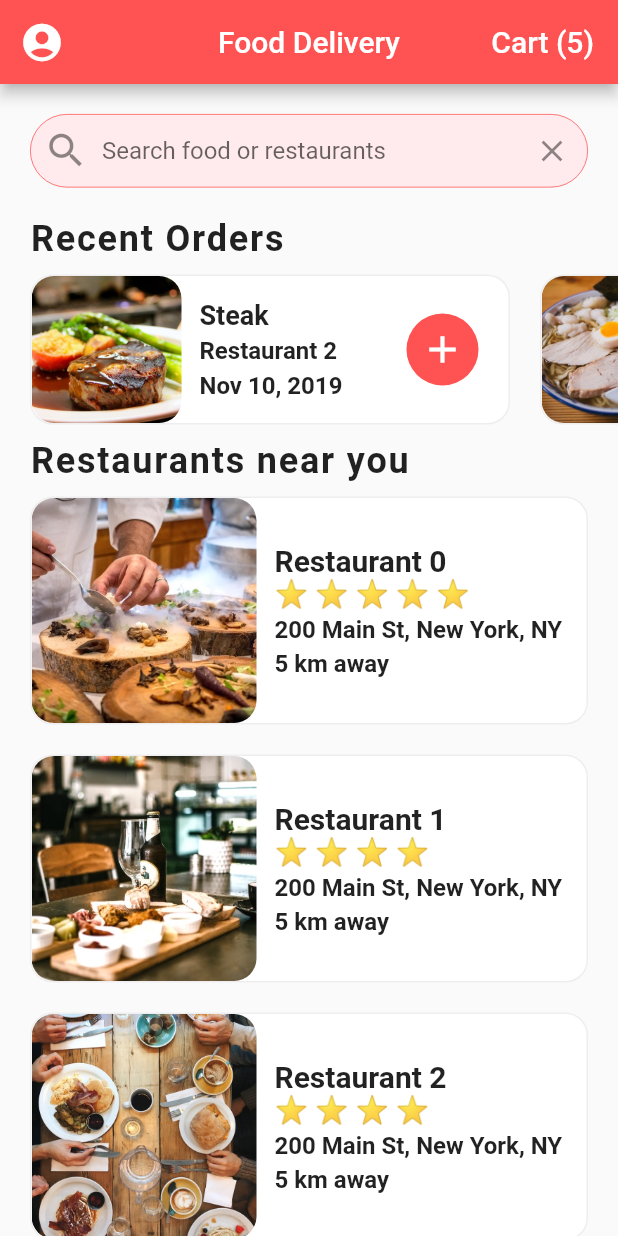
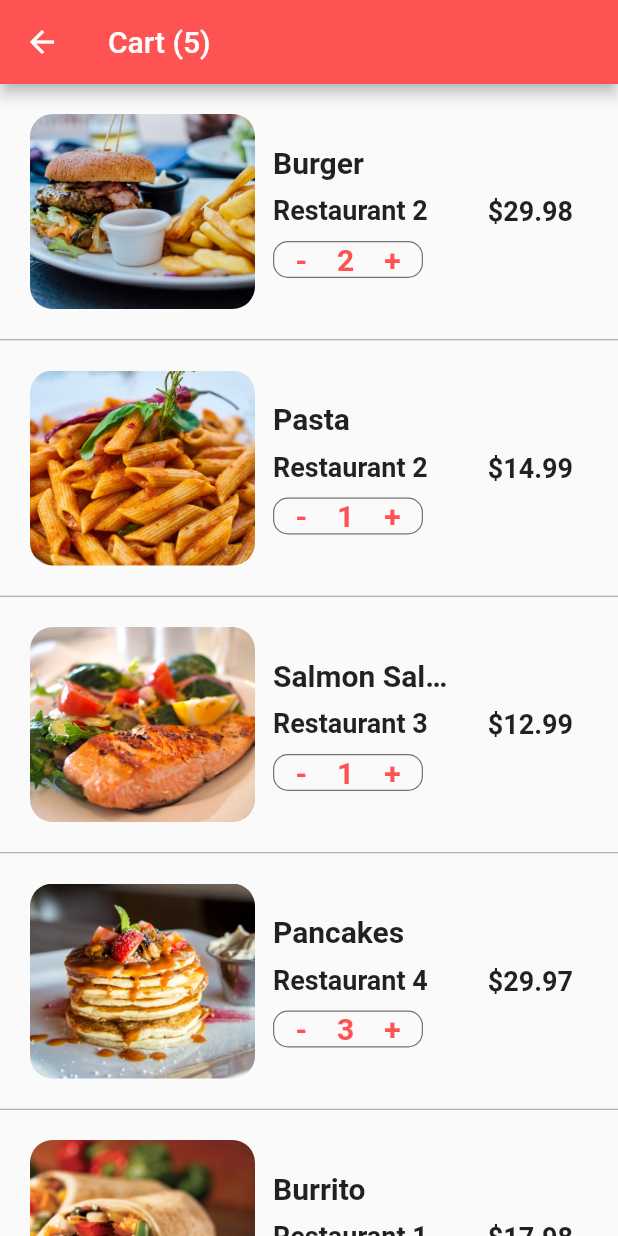
Before and after one commit to k2maan/FoodDeliveryUIFlutter, a Flutter app: the screen it shows after launch, after a tap on an icon or button, on a phone screen of 412 x 824 dp. Run offline on Flutter 3.47's test engine with Material 2 defaults, Android fonts, the phone set to English and light mode, and no system bars.

Commit message:
Started cart_screen

```diff
--- /dev/null
+++ b/lib/screens/cart_screen.dart
@@ -0,0 +1,140 @@
+import 'package:flutter/material.dart';
+import 'package:flutter_food_delivery_ui/data/data.dart';
+import 'package:flutter_food_delivery_ui/models/order.dart';
+
+class CartScreen extends StatefulWidget {
+  @override
+  _CartScreenState createState() => _CartScreenState();
+}
+
+class _CartScreenState extends State<CartScreen> {
+  _buildCartItem(Order order) {
+    return Container(
+      padding: EdgeInsets.all(20.0),
+      height: 170.0,
+      child: Row(
+        children: [
+          Expanded(
+            child: Row(
+              children: [
+                Container(
+                  width: 150.0,
+                  decoration: BoxDecoration(
+                    image: DecorationImage(
+                      image: AssetImage(order.food.imageUrl),
+                      fit: BoxFit.cover,
+                    ),
+                    borderRadius: BorderRadius.circular(15.0),
+                  ),
+                ),
+                Expanded(
+                  child: Container(
+                    margin: EdgeInsets.all(12.0),
+                    child: Column(
+                      mainAxisAlignment: MainAxisAlignment.center,
+                      crossAxisAlignment: CrossAxisAlignment.start,
+                      children: [
+                        Text(
+                          order.food.name,
+                          style: TextStyle(
+                              fontSize: 20.0, fontWeight: FontWeight.bold),
+                          overflow: TextOverflow.ellipsis,
+                        ),
+                        SizedBox(height: 10.0),
+                        Text(
+                          order.restaurant.name,
+                          style: TextStyle(
+                              fontSize: 18.0, fontWeight: FontWeight.w600),
+                          overflow: TextOverflow.ellipsis,
+                        ),
+                        SizedBox(height: 10.0),
+                        Container(
+                          width: 100.0,
+                          decoration: BoxDecoration(
+                            borderRadius: BorderRadius.circular(10.0),
+                            border:
+                                Border.all(width: 0.8, color: Colors.black54),
+                          ),
+                          child: Row(
+                            mainAxisAlignment: MainAxisAlignment.center,
+                            children: [
+                              GestureDetector(
+                                onTap: () {},
+                                child: Text(
+                                  "-",
+                                  style: TextStyle(
+                                    color: Theme.of(context).primaryColor,
+                                    fontSize: 20.0,
+                                    fontWeight: FontWeight.w600,
+                                  ),
+                                ),
+                              ),
+                              SizedBox(width: 20.0),
+                              GestureDetector(
+                                onTap: () {},
+                                child: Text(
+                                  order.quantity.toString(),
+                                  style: TextStyle(
+                                    color: Theme.of(context).primaryColor,
+                                    fontSize: 20.0,
+                                    fontWeight: FontWeight.w600,
+                                  ),
+                                ),
+                              ),
+                              SizedBox(width: 20.0),
+                              GestureDetector(
+                                onTap: () {},
+                                child: Text(
+                                  '+',
+                                  style: TextStyle(
+                                    color: Theme.of(context).primaryColor,
+                                    fontSize: 20.0,
+                                    fontWeight: FontWeight.w600,
+                                  ),
+                                ),
+                              ),
+                            ],
+                          ),
+                        ),
+                      ],
+                    ),
+                  ),
+                )
+              ],
+            ),
+          ),
+          Container(
+            margin: EdgeInsets.all(10.0),
+            child: Text(
+              '\$${order.quantity * order.food.price}',
+              style: TextStyle(fontSize: 18.0, fontWeight: FontWeight.w600),
+            ),
+          ),
+        ],
+      ),
+    );
+  }
+
+  @override
+  Widget build(BuildContext context) {
+    return Scaffold(
+      appBar: AppBar(
+        title: Text(
+          'Cart (${currentUser.cart.length})',
+        ),
+      ),
+      body: ListView.separated(
+          itemBuilder: (BuildContext context, int index) {
+            Order order = currentUser.cart[index];
+            return _buildCartItem(order);
+          },
+          separatorBuilder: (BuildContext context, int index) {
+            return Divider(
+              height: 1.0,
+              color: Colors.grey,
+            );
+          },
+          itemCount: currentUser.cart.length),
+    );
+  }
+}
--- a/lib/screens/home_screen.dart
+++ b/lib/screens/home_screen.dart
@@ -5,6 +5,7 @@ import 'package:flutter_food_delivery_ui/models/restaurant.dart';
 import 'package:flutter_food_delivery_ui/widgets/rating_stars.dart';
 import 'package:flutter_food_delivery_ui/widgets/recent_orders.dart';
 
+import 'cart_screen.dart';
 import 'restaurant_screen.dart';
 
 class HomeScreen extends StatefulWidget {
@@ -98,7 +99,12 @@ class _HomeScreenState extends State<HomeScreen> {
         centerTitle: true,
         actions: [
           FlatButton(
-            onPressed: () {},
+            onPressed: () => Navigator.push(
+              context,
+              MaterialPageRoute(
+                builder: (_) => CartScreen(),
+              ),
+            ),
             child: Text(
               'Cart (${currentUser.cart.length})',
               style: TextStyle(color: Colors.white, fontSize: 20.0),
```
